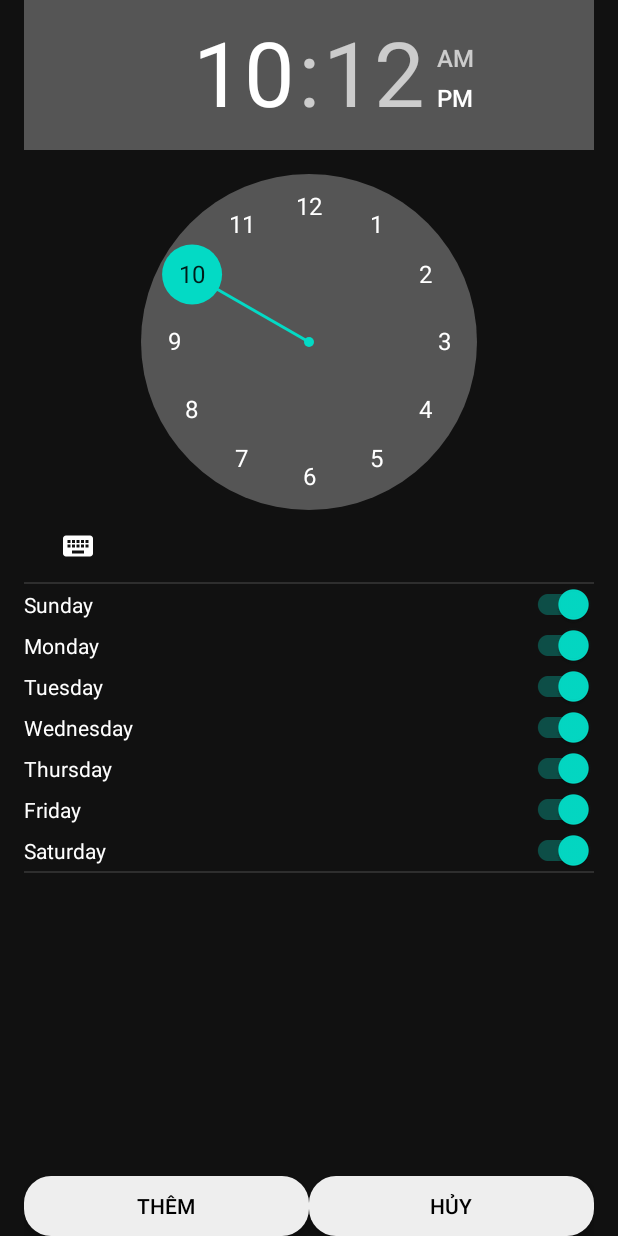
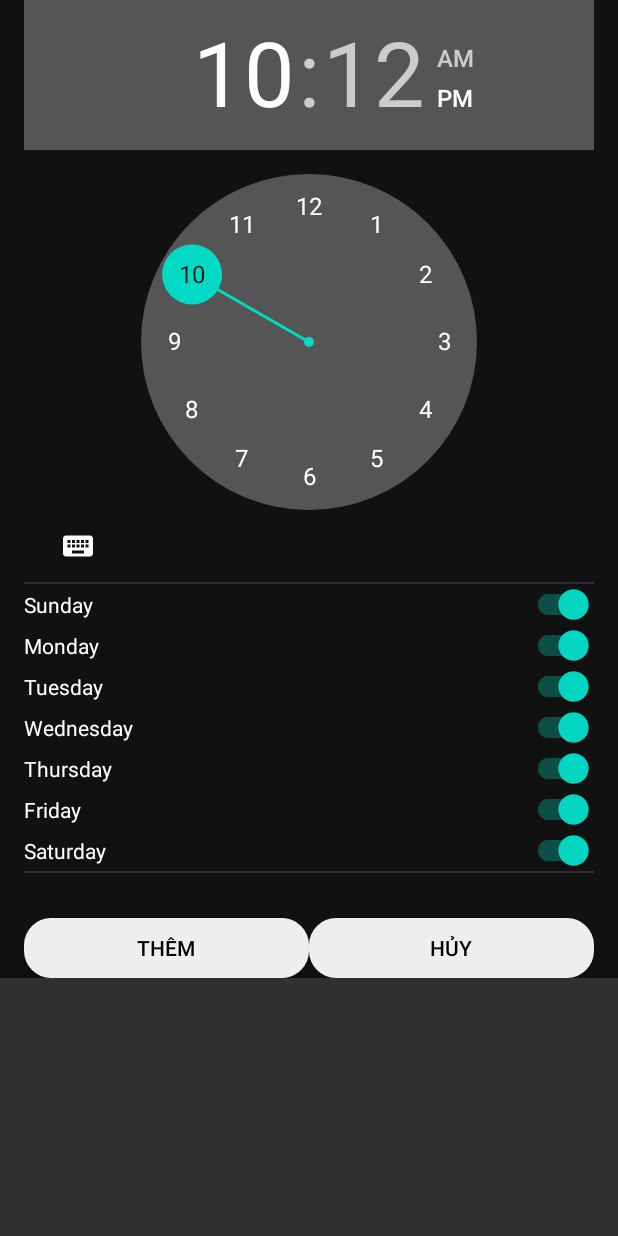
Before and after one commit to thanhle1547/CSE441-LTDD_Team4, an Android app: the layout fragment_add_time.xml on its own in the app's theme, with its tools: preview values and no code run, on a phone screen of 412 x 824 dp. Run offline under Robolectric (Android 15) with nearby library versions, the phone set to English and light mode, and no system bars.

Commit message:
Added ScrollView, removed unsue file

```diff
--- a/source/app/src/main/java/com/example/devicesilencingapp/time/fragments/AddTimeFragment.java
+++ b/source/app/src/main/java/com/example/devicesilencingapp/time/fragments/AddTimeFragment.java
@@ -78,7 +78,6 @@ public class AddTimeFragment extends Fragment implements View.OnClickListener ,
 
     }
 
-    @RequiresApi(api = Build.VERSION_CODES.M)
     @Override
     public void onClick(View view) {
         switch (view.getId()){
--- a/source/app/src/main/java/com/example/devicesilencingapp/time/fragments/EditTimeFragment.java
+++ b/source/app/src/main/java/com/example/devicesilencingapp/time/fragments/EditTimeFragment.java
@@ -106,7 +106,7 @@ public class EditTimeFragment extends Fragment implements View.OnClickListener {
                 timeModel model = new timeModel(mModel.getId(),gio, phutp, bl, true);
                 DBHelper.getInstance().updateTime(model);
                 mViewModal.setSelected(model);
-                mViewModal.setNewItem(model);
+//                mViewModal.setNewItem(model);
                 TimeManager.setAlarms(getActivity());
                 removeThis();
                 break;
--- a/source/app/src/main/res/layout/fragment_add_time.xml
+++ b/source/app/src/main/res/layout/fragment_add_time.xml
@@ -1,12 +1,15 @@
 <?xml version="1.0" encoding="utf-8"?>
-<RelativeLayout xmlns:android="http://schemas.android.com/apk/res/android"
+<ScrollView xmlns:android="http://schemas.android.com/apk/res/android"
     xmlns:tools="http://schemas.android.com/tools"
     android:layout_width="match_parent"
     android:layout_height="match_parent"
-    android:isScrollContainer="true"
+    >
+
+    <RelativeLayout
+        android:layout_width="match_parent"
+        android:layout_height="wrap_content"
         android:background="#111"
-    tools:ignore="PrivateResource"
-    >
+        tools:ignore="PrivateResource">
 
         <RelativeLayout
             android:layout_width="match_parent"
@@ -113,7 +116,9 @@
                 android:id="@+id/view_bt1"
                 android:layout_width="match_parent"
                 android:layout_height="40dp"
-            android:layout_alignParentBottom="true">
+                android:layout_alignParentBottom="true"
+                android:layout_marginTop="30dp"
+                android:layout_below="@id/divider4">
                 <Button
                     android:id="@+id/btn_add"
                     android:layout_width="0dp"
@@ -140,3 +145,5 @@
         </RelativeLayout>
 
     </RelativeLayout>
+
+</ScrollView>
--- a/source/app/src/main/res/layout/fragment_location_detail.xml
+++ b/source/app/src/main/res/layout/fragment_location_detail.xml
@@ -93,7 +93,6 @@
             android:layout_height="wrap_content"
             android:layout_marginStart="10dp"
             android:layout_marginEnd="16dp"
-            android:text="Thanh Xuân"
             android:textColor="@color/cyan_300"
             android:maxLines="2"
             android:layout_toEndOf="@id/ic_near_me"/>
@@ -104,7 +103,6 @@
             android:layout_height="wrap_content"
             android:layout_marginStart="16dp"
             android:layout_marginTop="8dp"
-            android:text="51'00'04'7'N 51.00'04'7'E"
             android:textColor="@color/cyan_300"
             android:layout_below="@id/tv_address"
             android:layout_toEndOf="@id/iv_subject"/>
```
Also changed, not shown: source/app/src/main/java/com/example/devicesilencingapp/time/fragments/TimeMBSFragment.java (deleted, +0 -107 lines). Lines whose indentation alone changed are shown as unchanged.
